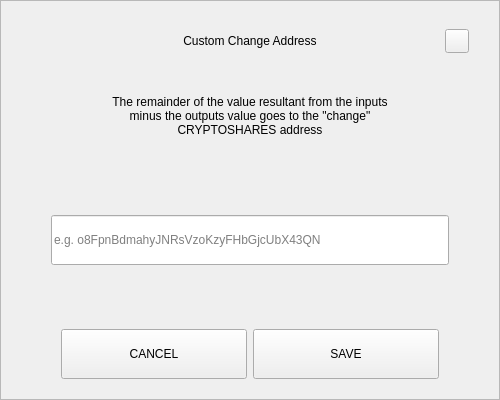
Qt form src/qt/cryptoshares/forms/sendchangeaddressdialog.ui (Cryptosharescoin/shares) before a commit.
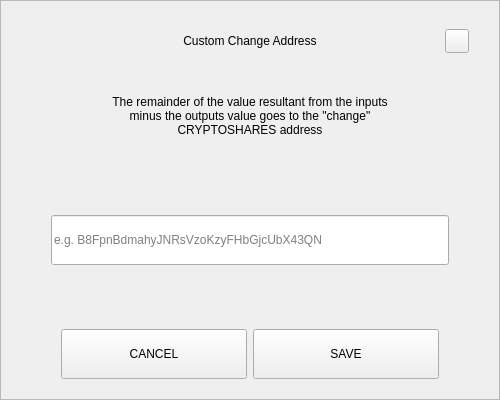
The same form after that commit.

```diff
--- a/src/qt/cryptoshares/forms/sendchangeaddressdialog.ui
+++ b/src/qt/cryptoshares/forms/sendchangeaddressdialog.ui
@@ -207,7 +207,7 @@
            </size>
           </property>
           <property name="placeholderText">
-           <string notr="true">e.g. o8FpnBdmahyJNRsVzoKzyFHbGjcUbX43QN</string>
+           <string notr="true">e.g. B8FpnBdmahyJNRsVzoKzyFHbGjcUbX43QN</string>
           </property>
          </widget>
         </item>
```
